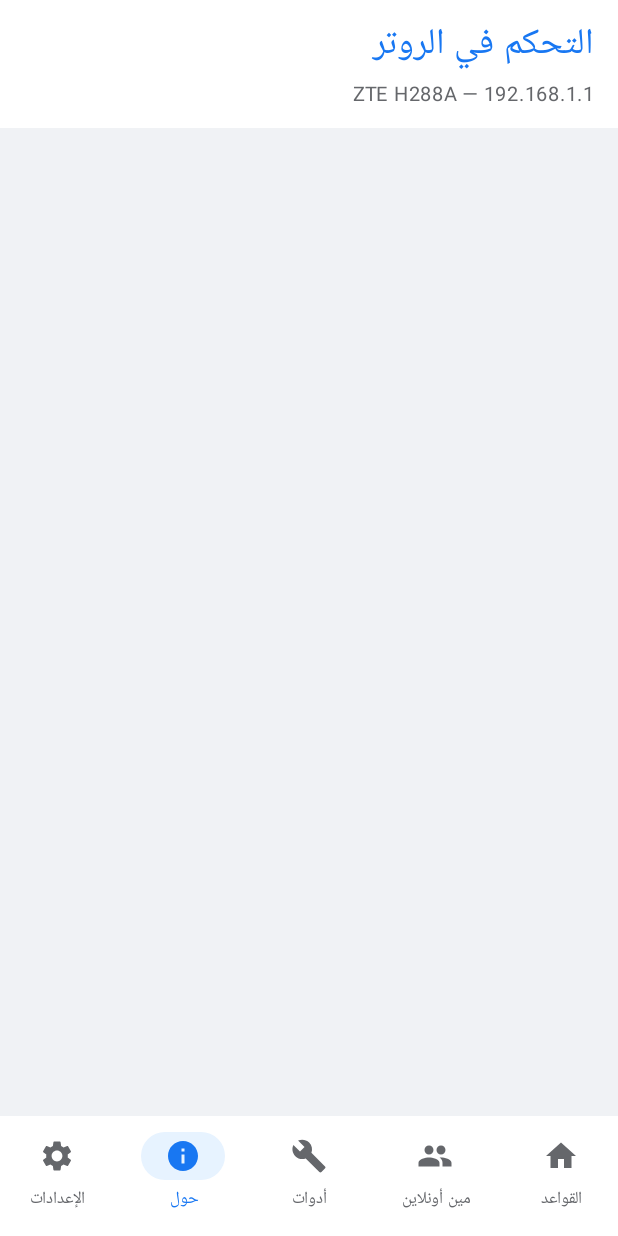
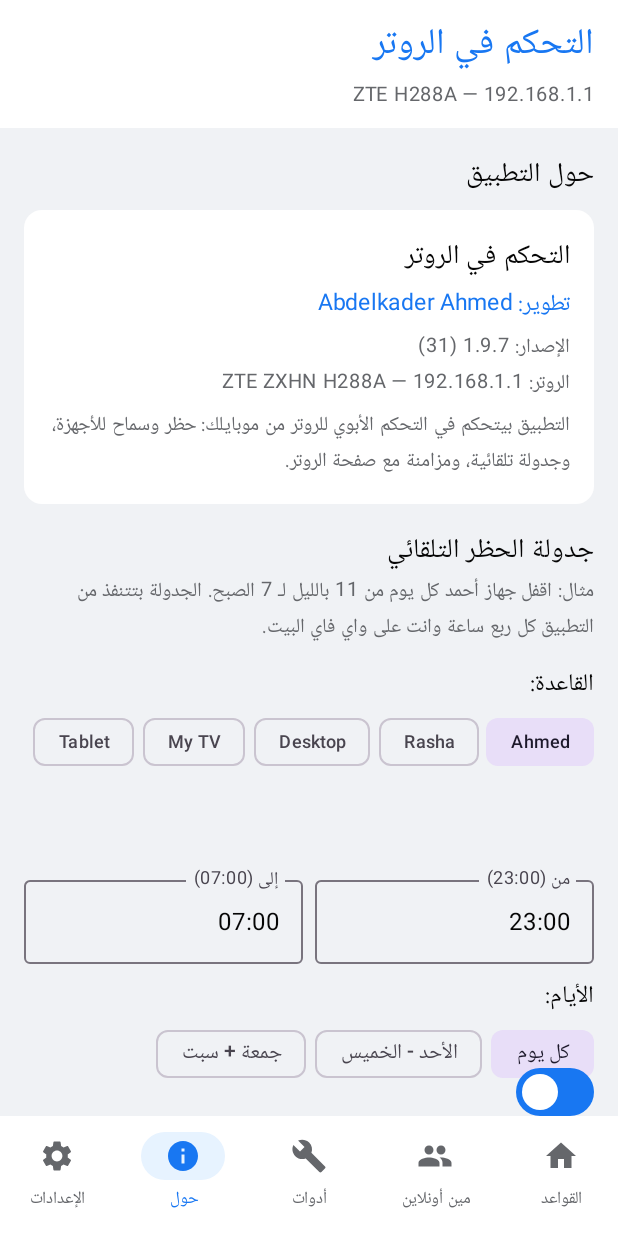
Before and after one commit to kader6000-cmd/RouterControl, an Android app built with Jetpack Compose: the screen it shows after launch (MainActivity), item 4 of the bottom bar chosen, on a phone screen of 412 x 824 dp. Run offline under Robolectric (Android 15) with nearby library versions, the phone set to English and light mode, and no system bars; 1 statement that could not run was skipped.

Commit message:
RouterControl v1.9.8: add app/src/main/java/com/routercontrol/app/ui/Screens.kt

```diff
--- a/app/src/main/java/com/routercontrol/app/ui/Screens.kt
+++ b/app/src/main/java/com/routercontrol/app/ui/Screens.kt
@@ -21,6 +21,15 @@ import com.routercontrol.app.data.RouterDevice
 import com.routercontrol.app.data.RuleSchedule
 import kotlinx.coroutines.launch
 
+// Facebook-style palette (v1.9.8): light gray feed background, white cards,
+// Facebook blue primary, dark text — replaces the dark navy/cyan theme.
+private val FbBlue = Color(0xFF1877F2)
+private val FbText = Color(0xFF050505)
+private val FbMuted = Color(0xFF65676B)
+private val FbWarn = Color(0xFF8A6100)
+private val FbRed = Color(0xFFF02849)
+private val FbGreen = Color(0xFF31A24C)
+
 private fun fmtMinutes(min: Int): String = "%02d:%02d".format(min / 60, min % 60)
 
 private fun parseHHMM(s: String): Int? {
@@ -42,17 +51,17 @@ object Screens {
                 Button(onClick = { vm.refreshAll() }) { Text("تحديث") }
                 Button(
                     onClick = { vm.blockAll() },
-                    colors = ButtonDefaults.buttonColors(containerColor = Color(0xFFFF3B30))
+                    colors = ButtonDefaults.buttonColors(containerColor = FbRed)
                 ) { Text("اقفل الكل (وضع النوم)") }
             }
             Spacer(Modifier.height(8.dp))
             Text(
                 "On = القاعدة شغالة = الجهاز محظور طول اليوم. Off = الجهاز مفتوح.",
-                color = Color(0xFFDCE8FA), fontSize = 13.sp
+                color = FbMuted, fontSize = 13.sp
             )
             Text(
                 "لو ظهرت علامة (لم يؤكد الروتر) جنب قاعدة، يبقى التغيير اتحفظ محليا بس — شوف صفحة التشخيص.",
-                color = Color(0xFFFFB74D), fontSize = 13.sp
+                color = FbWarn, fontSize = 13.sp
             )
             Spacer(Modifier.height(8.dp))
             if (state.loading) {
@@ -60,7 +69,7 @@ object Screens {
             }
             LazyColumn(verticalArrangement = Arrangement.spacedBy(8.dp)) {
                 items(state.rules, key = { it.name }) { rule ->
-                    Card(Modifier.fillMaxWidth(), colors = CardDefaults.cardColors(containerColor = Color(0xFF17407E))) {
+                    Card(Modifier.fillMaxWidth(), colors = CardDefaults.cardColors(containerColor = FbText)) {
                         Column(Modifier.padding(12.dp)) {
                             Row(
                                 Modifier.fillMaxWidth(),
@@ -68,14 +77,14 @@ object Screens {
                                 verticalAlignment = Alignment.CenterVertically
                             ) {
                                 Column {
-                                    Text(rule.name, color = Color.White, fontSize = 17.sp)
+                                    Text(rule.name, color = FbText, fontSize = 17.sp)
                                     Text(
                                         if (rule.mac.isBlank()) "مش مربوط بجهاز — اربطه من صفحة مين أونلاين"
                                         else "MAC: ${rule.mac}",
-                                        color = Color(0xFFDCE8FA), fontSize = 12.sp
+                                        color = FbMuted, fontSize = 12.sp
                                     )
                                     if (rule.pendingSync) {
-                                        Text("لم يؤكد الروتر بعد", color = Color(0xFFFFB74D), fontSize = 12.sp)
+                                        Text("لم يؤكد الروتر بعد", color = FbWarn, fontSize = 12.sp)
                                     }
                                 }
                                 Switch(
@@ -86,11 +95,11 @@ object Screens {
                             if (!rule.enabled) {
                                 Spacer(Modifier.height(8.dp))
                                 Row(horizontalArrangement = Arrangement.spacedBy(8.dp)) {
-                                    Text("افتح مؤقتا:", color = Color(0xFFDCE8FA), fontSize = 13.sp)
+                                    Text("افتح مؤقتا:", color = FbMuted, fontSize = 13.sp)
                                     Button(onClick = { vm.openTemporarily(rule, 30) }) { Text("30 دقيقة") }
                                     Button(onClick = { vm.openTemporarily(rule, 60) }) { Text("ساعة") }
                                 }
-                                Text("هيتقفل لوحده بعد ما الوقت يخلص.", color = Color(0xFF9DB8DC), fontSize = 12.sp)
+                                Text("هيتقفل لوحده بعد ما الوقت يخلص.", color = FbMuted, fontSize = 12.sp)
                             }
                         }
                     }
@@ -110,17 +119,17 @@ object Screens {
             Spacer(Modifier.height(8.dp))
             Text(
                 "الأجهزة المتصلة دلوقتي بالروتر (واي فاي + سلك). دوس حظر على أي جهاز، ولو ليه قاعدة هيتقلب زرارها، ولو جديد هيتعمل له قاعدة حظر جديدة.",
-                color = Color(0xFFDCE8FA), fontSize = 13.sp
+                color = FbMuted, fontSize = 13.sp
             )
             Spacer(Modifier.height(8.dp))
             if (state.loading) CircularProgressIndicator()
             if (state.devices.isEmpty() && !state.loading) {
-                Text("مفيش أجهزة ظاهرة — دوس تحديث، واتأكد إنك متصل بواي فاي البيت.", color = Color(0xFFDCE8FA))
+                Text("مفيش أجهزة ظاهرة — دوس تحديث، واتأكد إنك متصل بواي فاي البيت.", color = FbMuted)
             }
             LazyColumn(verticalArrangement = Arrangement.spacedBy(8.dp)) {
                 items(state.devices, key = { it.mac }) { device ->
                     val linked = state.rules.firstOrNull { it.mac.equals(device.mac, ignoreCase = true) }
-                    Card(Modifier.fillMaxWidth(), colors = CardDefaults.cardColors(containerColor = Color(0xFF17407E))) {
+                    Card(Modifier.fillMaxWidth(), colors = CardDefaults.cardColors(containerColor = FbText)) {
                         Column(Modifier.padding(12.dp)) {
                             Row(
                                 Modifier.fillMaxWidth(),
@@ -128,12 +137,12 @@ object Screens {
                                 verticalAlignment = Alignment.CenterVertically
                             ) {
                                 Column(Modifier.weight(1f)) {
-                                    Text(device.name, color = Color.White, fontSize = 16.sp)
+                                    Text(device.name, color = FbText, fontSize = 16.sp)
                                     Text(
                                         "${device.networkType} — ${device.ip.ifBlank { "من غير IP" }}",
-                                        color = Color(0xFFDCE8FA), fontSize = 12.sp
+                                        color = FbMuted, fontSize = 12.sp
                                     )
-                                    Text(device.mac, color = Color(0xFF9DB8DC), fontSize = 12.sp)
+                                    Text(device.mac, color = FbMuted, fontSize = 12.sp)
                                     if (linked != null) {
                                         // A rule the router never confirmed (pendingSync) is
                                         // only blocked locally — say so, and let the user
@@ -145,8 +154,8 @@ object Screens {
                                         }
                                         val stateColor = when {
                                             linked.enabled && linked.pendingSync -> Color(0xFFFF9500)
-                                            linked.enabled -> Color(0xFFFF5252)
-                                            else -> Color(0xFF00E676)
+                                            linked.enabled -> FbRed
+                                            else -> FbGreen
                                         }
                                         Text(
                                             "مربوط بقاعدة: ${linked.name} — $stateText",
@@ -163,19 +172,19 @@ object Screens {
                                         // never confirmed it, so the user must be
                                         // able to retry from this page.
                                         enabled = linked == null || !linked.enabled || linked.pendingSync,
-                                        colors = ButtonDefaults.buttonColors(containerColor = Color(0xFFFF3B30))
+                                        colors = ButtonDefaults.buttonColors(containerColor = FbRed)
                                     ) { Text("حظر") }
                                     Spacer(Modifier.height(6.dp))
                                     Button(
                                         onClick = { vm.unblockDevice(device) },
                                         enabled = linked?.enabled == true,
-                                        colors = ButtonDefaults.buttonColors(containerColor = Color(0xFF00C853))
+                                        colors = ButtonDefaults.buttonColors(containerColor = FbGreen)
                                     ) { Text("سماح") }
                                 }
                             }
                             Spacer(Modifier.height(6.dp))
                             TextButton(onClick = { linkDevice = device }) {
-                                Text("ربط الجهاز ده بقاعدة موجودة", color = Color(0xFF00C8FF), fontSize = 12.sp)
+                                Text("ربط الجهاز ده بقاعدة موجودة", color = FbBlue, fontSize = 12.sp)
                             }
                         }
                     }
@@ -216,13 +225,13 @@ object Screens {
         var daysPreset by remember { mutableStateOf(0x7F) }
         var enabled by remember { mutableStateOf(true) }
         Column(Modifier.fillMaxSize()) {
-            Text("جدولة الحظر التلقائي", color = Color.White, fontSize = 18.sp)
+            Text("جدولة الحظر التلقائي", color = FbText, fontSize = 18.sp)
             Text(
                 "مثال: اقفل جهاز أحمد كل يوم من 11 بالليل لـ 7 الصبح. الجدولة بتتنفذ من التطبيق كل ربع ساعة وانت على واي فاي البيت.",
-                color = Color(0xFFDCE8FA), fontSize = 13.sp
+                color = FbMuted, fontSize = 13.sp
             )
             Spacer(Modifier.height(12.dp))
-            Text("القاعدة:", color = Color.White)
+            Text("القاعدة:", color = FbText)
             Row(horizontalArrangement = Arrangement.spacedBy(6.dp)) {
                 state.rules.forEach { rule ->
                     FilterChip(
@@ -250,7 +259,7 @@ object Screens {
                 )
             }
             Spacer(Modifier.height(8.dp))
-            Text("الأيام:", color = Color.White)
+            Text("الأيام:", color = FbText)
             Row(horizontalArrangement = Arrangement.spacedBy(6.dp)) {
                 FilterChip(selected = daysPreset == 0x7F, onClick = { daysPreset = 0x7F }, label = { Text("كل يوم") })
                 FilterChip(selected = daysPreset == 0x1F, onClick = { daysPreset = 0x1F }, label = { Text("الأحد - الخميس") })
@@ -260,7 +269,7 @@ object Screens {
             Row(verticalAlignment = Alignment.CenterVertically) {
                 Switch(checked = enabled, onCheckedChange = { enabled = it })
                 Spacer(Modifier.width(8.dp))
-                Text("الجدولة شغالة", color = Color.White)
+                Text("الجدولة شغالة", color = FbText)
             }
             Spacer(Modifier.height(8.dp))
             Button(
@@ -280,10 +289,10 @@ object Screens {
                 modifier = Modifier.fillMaxWidth()
             ) { Text("حفظ الجدولة") }
             Spacer(Modifier.height(12.dp))
-            Text("الجداول المحفوظة:", color = Color.White, fontSize = 16.sp)
+            Text("الجداول المحفوظة:", color = FbText, fontSize = 16.sp)
             LazyColumn(verticalArrangement = Arrangement.spacedBy(8.dp)) {
                 items(state.schedules, key = { it.ruleName }) { s ->
-                    Card(Modifier.fillMaxWidth(), colors = CardDefaults.cardColors(containerColor = Color(0xFF17407E))) {
+                    Card(Modifier.fillMaxWidth(), colors = CardDefaults.cardColors(containerColor = FbText)) {
                         Row(
                             Modifier.fillMaxWidth().padding(12.dp),
                             horizontalArrangement = Arrangement.SpaceBetween,
@@ -292,10 +301,10 @@ object Screens {
                             Text(
                                 "${s.ruleName}: ${fmtMinutes(s.startMinutes)} - ${fmtMinutes(s.endMinutes)} " +
                                     if (s.enabled) "(شغالة)" else "(واقفة)",
-                                color = Color.White
+                                color = FbText
                             )
                             TextButton(onClick = { vm.deleteSchedule(s.ruleName) }) {
-                                Text("مسح", color = Color(0xFFFF6B6B))
+                                Text("مسح", color = FbRed)
                             }
                         }
                     }
@@ -315,7 +324,7 @@ object Screens {
         var pin by remember { mutableStateOf("") }
         val pinScope = rememberCoroutineScope()
         Column(Modifier.fillMaxSize()) {
-            Text("إعدادات الروتر", color = Color.White, fontSize = 18.sp)
+            Text("إعدادات الروتر", color = FbText, fontSize = 18.sp)
             Spacer(Modifier.height(8.dp))
             OutlinedTextField(
                 value = host, onValueChange = { host = it },
@@ -340,7 +349,7 @@ object Screens {
             Row(verticalAlignment = Alignment.CenterVertically) {
                 Switch(checked = useHttps, onCheckedChange = { useHttps = it })
                 Spacer(Modifier.width(8.dp))
-                Text("استخدم https بدل http (الافتراضي http للروتر ده)", color = Color.White, fontSize = 13.sp)
+                Text("استخدم https بدل http (الافتراضي http للروتر ده)", color = FbText, fontSize = 13.sp)
             }
             Spacer(Modifier.height(8.dp))
             OutlinedTextField(
@@ -350,7 +359,7 @@ object Screens {
             )
             Text(
                 "لو عرفت اسم السكربت الحقيقي من صفحة التشخيص أو من متصفح الكمبيوتر، اكتبه هنا ومش هتحتاج نسخة جديدة.",
-                color = Color(0xFF9DB8DC), fontSize = 12.sp
+                color = FbMuted, fontSize = 12.sp
             )
             Spacer(Modifier.height(8.dp))
             Button(
@@ -366,7 +375,7 @@ object Screens {
                 modifier = Modifier.fillMaxWidth()
             ) { Text("حفظ الإعدادات") }
             Spacer(Modifier.height(16.dp))
-            Text("الرقم السري للتطبيق", color = Color.White, fontSize = 16.sp)
+            Text("الرقم السري للتطبيق", color = FbText, fontSize = 16.sp)
             Row(horizontalArrangement = Arrangement.spacedBy(8.dp)) {
                 OutlinedTextField(
                     value = pin, onValueChange = { if (it.length <= 4 && it.all { c -> c.isDigit() }) pin = it },
@@ -390,11 +399,11 @@ object Screens {
             Spacer(Modifier.height(12.dp))
             Text(
                 "تنبيه مهم: الموبايلات اللي مفعّلة الـ MAC العشوائي (Private MAC) ممكن تهرب من الحظر، لأن الروتر بيحظر بالماك. ثبّت الماك من إعدادات الواي فاي على جهاز العيال (Use device MAC).",
-                color = Color(0xFFFFB74D), fontSize = 13.sp
+                color = FbWarn, fontSize = 13.sp
             )
             Text(
                 "التطبيق بيشتغل على واي فاي البيت بس، والباسورد محفوظ على موبايلك بس ومبيتبعتش لأي حد.",
-                color = Color(0xFFDCE8FA), fontSize = 13.sp
+                color = FbMuted, fontSize = 13.sp
             )
         }
     }
@@ -427,7 +436,7 @@ object Screens {
                 horizontalArrangement = Arrangement.SpaceBetween,
                 verticalAlignment = Alignment.CenterVertically
             ) {
-                Text("التشخيص", color = Color.White, fontSize = 18.sp)
+                Text("التشخيص", color = FbText, fontSize = 18.sp)
                 OutlinedButton(onClick = {
                     clipboard.setText(AnnotatedString(diagnosticReport))
                     copied = true
@@ -439,7 +448,7 @@ object Screens {
             }
             Text(
                 "التشخيص يفحص صفحة الأجهزة والتحكم الأبوي، ويعرض كود initial_QueryAccessDeviceLink الذي تستخدمه واجهة الراوتر لجلب الأجهزة، حتى نحدد طلب API الحقيقي بدل تخمينه.",
-                color = Color(0xFFDCE8FA), fontSize = 13.sp
+                color = FbMuted, fontSize = 13.sp
             )
             Spacer(Modifier.height(8.dp))
             Button(onClick = { vm.runDiagnostics() }, modifier = Modifier.fillMaxWidth()) {
@@ -449,7 +458,7 @@ object Screens {
             if (state.loading) CircularProgressIndicator()
             Text(
                 "العنوان المؤكد حاليا: ${state.settings.parentalScript.ifBlank { "لسه مش مؤكد" }}",
-                color = Color.White, fontSize = 13.sp
+                color = FbText, fontSize = 13.sp
             )
             Spacer(Modifier.height(8.dp))
             LazyColumn(verticalArrangement = Arrangement.spacedBy(8.dp)) {
@@ -457,16 +466,61 @@ object Screens {
                     Card(
                         Modifier.fillMaxWidth(),
                         colors = CardDefaults.cardColors(
-                            containerColor = if (d.ok) Color(0xFF007A4D) else Color(0xFF17407E)
+                            containerColor = if (d.ok) Color(0xFFE6F4EA) else Color(0xFFFDECEA)
                         )
                     ) {
                         Column(Modifier.padding(12.dp)) {
-                            Text(d.label, color = Color.White, fontSize = 15.sp)
-                            Text(d.detail, color = Color(0xFFDCE8FA), fontSize = 12.sp)
+                            Text(d.label, color = FbText, fontSize = 15.sp)
+                            Text(d.detail, color = FbMuted, fontSize = 12.sp)
                         }
                     }
                 }
             }
         }
     }
+
+    /** Tools tab: the diagnostics screen lives here (v1.9.8). */
+    @Composable
+    fun ToolsPage(vm: RouterViewModel) {
+        Column(Modifier.fillMaxSize()) {
+            Text(
+                "أدوات مساعدة — التشخيص بيفحص الاتصال بالروتر وصفحة التحكم الأبوي، ولو حصلت مشكلة في الحظر انسخ التقرير من هنا.",
+                color = FbMuted, fontSize = 13.sp
+            )
+            Spacer(Modifier.height(8.dp))
+            DiagnosticsPage(vm)
+        }
+    }
+
+    /** About tab (v1.9.8): developer + version, with the schedule section inside. */
+    @Composable
+    fun AboutPage(vm: RouterViewModel) {
+        Column(Modifier.fillMaxSize()) {
+            Text("حول التطبيق", color = FbText, fontSize = 18.sp)
+            Spacer(Modifier.height(8.dp))
+            Card(
+                Modifier.fillMaxWidth(),
+                colors = CardDefaults.cardColors(containerColor = Color.White)
+            ) {
+                Column(Modifier.padding(16.dp)) {
+                    Text("التحكم في الروتر", color = FbText, fontSize = 18.sp)
+                    Spacer(Modifier.height(4.dp))
+                    Text("تطوير: Abdelkader Ahmed", color = FbBlue, fontSize = 15.sp)
+                    Spacer(Modifier.height(4.dp))
+                    Text(
+                        "الإصدار: ${BuildConfig.VERSION_NAME} (${BuildConfig.VERSION_CODE})",
+                        color = FbMuted, fontSize = 13.sp
+                    )
+                    Text("الروتر: ZTE ZXHN H288A — 192.168.1.1", color = FbMuted, fontSize = 13.sp)
+                    Spacer(Modifier.height(4.dp))
+                    Text(
+                        "التطبيق بيتحكم في التحكم الأبوي للروتر من موبايلك: حظر وسماح للأجهزة، وجدولة تلقائية، ومزامنة مع صفحة الروتر.",
+                        color = FbMuted, fontSize = 13.sp
+                    )
+                }
+            }
+            Spacer(Modifier.height(16.dp))
+            SchedulePage(vm)
+        }
+    }
 }
```
